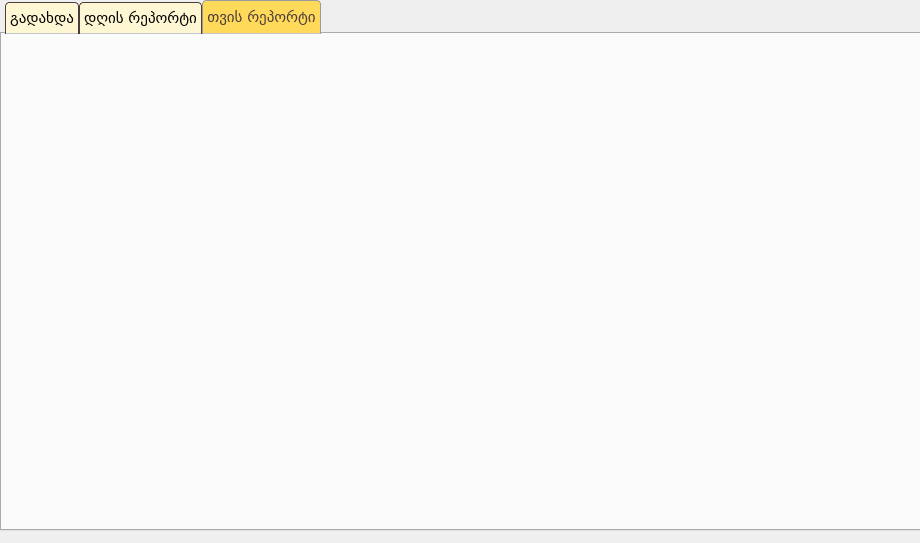
bekashvelidze/renew-commercial, file ui/pay.ui: the form before one commit.
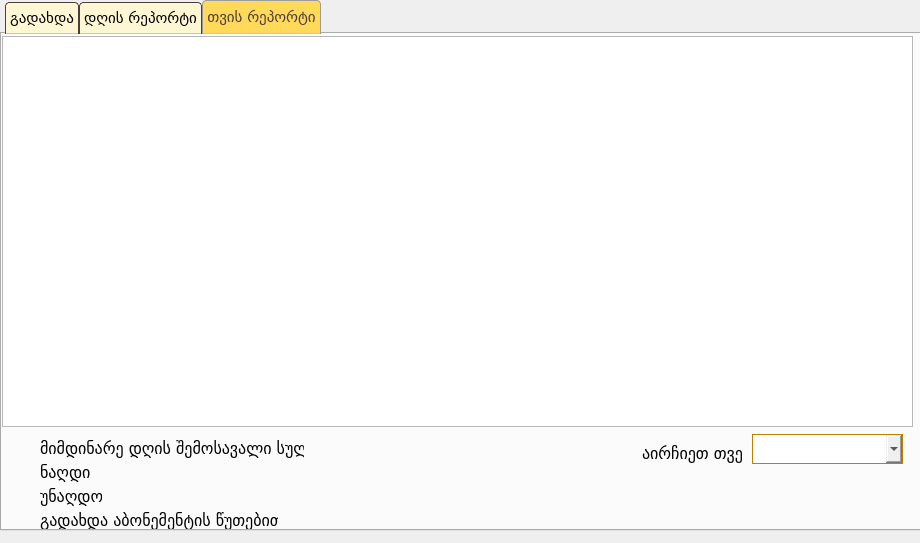
The form after the commit. The open tabs and pages were chosen to show the change.

Commit message: months report ready, application is ready.

The edit to the form file:
```diff
--- a/ui/pay.ui
+++ b/ui/pay.ui
@@ -779,6 +779,319 @@
     <attribute name="title">
      <string>თვის რეპორტი</string>
     </attribute>
+    <widget class="QLabel" name="card_label_mon">
+     <property name="geometry">
+      <rect>
+       <x>38</x>
+       <y>453</y>
+       <width>62</width>
+       <height>19</height>
+      </rect>
+     </property>
+     <property name="font">
+      <font>
+       <family>BPG Nino Mtavruli</family>
+       <pointsize>12</pointsize>
+      </font>
+     </property>
+     <property name="text">
+      <string>უნაღდო</string>
+     </property>
+    </widget>
+    <widget class="QLabel" name="new_month_label_mon">
+     <property name="geometry">
+      <rect>
+       <x>640</x>
+       <y>410</y>
+       <width>100</width>
+       <height>19</height>
+      </rect>
+     </property>
+     <property name="font">
+      <font>
+       <family>BPG Nino Mtavruli</family>
+       <pointsize>12</pointsize>
+      </font>
+     </property>
+     <property name="text">
+      <string>აირჩიეთ თვე</string>
+     </property>
+    </widget>
+    <widget class="QLabel" name="pay_by_minutes_label_mon">
+     <property name="geometry">
+      <rect>
+       <x>38</x>
+       <y>477</y>
+       <width>238</width>
+       <height>19</height>
+      </rect>
+     </property>
+     <property name="font">
+      <font>
+       <family>BPG Nino Mtavruli</family>
+       <pointsize>12</pointsize>
+      </font>
+     </property>
+     <property name="text">
+      <string>გადახდა აბონემენტის წუთებით:</string>
+     </property>
+    </widget>
+    <widget class="QLabel" name="pay_by_minutes_mon">
+     <property name="geometry">
+      <rect>
+       <x>308</x>
+       <y>477</y>
+       <width>151</width>
+       <height>16</height>
+      </rect>
+     </property>
+     <property name="font">
+      <font>
+       <family>BPG Nino Mtavruli</family>
+       <pointsize>12</pointsize>
+      </font>
+     </property>
+     <property name="text">
+      <string/>
+     </property>
+    </widget>
+    <widget class="QLabel" name="total_label_mon">
+     <property name="geometry">
+      <rect>
+       <x>38</x>
+       <y>405</y>
+       <width>264</width>
+       <height>19</height>
+      </rect>
+     </property>
+     <property name="font">
+      <font>
+       <family>BPG Nino Mtavruli</family>
+       <pointsize>12</pointsize>
+      </font>
+     </property>
+     <property name="text">
+      <string>მიმდინარე დღის შემოსავალი სულ: </string>
+     </property>
+    </widget>
+    <widget class="QLabel" name="card_mon">
+     <property name="geometry">
+      <rect>
+       <x>308</x>
+       <y>453</y>
+       <width>121</width>
+       <height>16</height>
+      </rect>
+     </property>
+     <property name="font">
+      <font>
+       <family>BPG Nino Mtavruli</family>
+       <pointsize>12</pointsize>
+      </font>
+     </property>
+     <property name="text">
+      <string/>
+     </property>
+    </widget>
+    <widget class="QLabel" name="cash_mon">
+     <property name="geometry">
+      <rect>
+       <x>308</x>
+       <y>429</y>
+       <width>121</width>
+       <height>16</height>
+      </rect>
+     </property>
+     <property name="font">
+      <font>
+       <family>BPG Nino Mtavruli</family>
+       <pointsize>12</pointsize>
+      </font>
+     </property>
+     <property name="text">
+      <string/>
+     </property>
+    </widget>
+    <widget class="QLabel" name="cash_label_mon">
+     <property name="geometry">
+      <rect>
+       <x>38</x>
+       <y>429</y>
+       <width>52</width>
+       <height>19</height>
+      </rect>
+     </property>
+     <property name="font">
+      <font>
+       <family>BPG Nino Mtavruli</family>
+       <pointsize>12</pointsize>
+      </font>
+     </property>
+     <property name="text">
+      <string>ნაღდი:</string>
+     </property>
+    </widget>
+    <widget class="QLabel" name="total_daily_mon">
+     <property name="geometry">
+      <rect>
+       <x>308</x>
+       <y>405</y>
+       <width>141</width>
+       <height>16</height>
+      </rect>
+     </property>
+     <property name="font">
+      <font>
+       <family>BPG Nino Mtavruli</family>
+       <pointsize>12</pointsize>
+      </font>
+     </property>
+     <property name="text">
+      <string/>
+     </property>
+    </widget>
+    <widget class="QTableWidget" name="all_payments_mon">
+     <property name="geometry">
+      <rect>
+       <x>0</x>
+       <y>2</y>
+       <width>911</width>
+       <height>391</height>
+      </rect>
+     </property>
+     <property name="sizePolicy">
+      <sizepolicy hsizetype="Expanding" vsizetype="Expanding">
+       <horstretch>0</horstretch>
+       <verstretch>0</verstretch>
+      </sizepolicy>
+     </property>
+     <property name="maximumSize">
+      <size>
+       <width>1001</width>
+       <height>16777215</height>
+      </size>
+     </property>
+     <property name="baseSize">
+      <size>
+       <width>0</width>
+       <height>0</height>
+      </size>
+     </property>
+     <property name="font">
+      <font>
+       <family>BPG Nino Mtavruli</family>
+       <pointsize>11</pointsize>
+      </font>
+     </property>
+     <property name="styleSheet">
+      <string notr="true"/>
+     </property>
+     <property name="sortingEnabled">
+      <bool>true</bool>
+     </property>
+     <attribute name="horizontalHeaderVisible">
+      <bool>false</bool>
+     </attribute>
+     <attribute name="verticalHeaderVisible">
+      <bool>false</bool>
+     </attribute>
+     <column>
+      <property name="text">
+       <string>სახელი</string>
+      </property>
+      <property name="font">
+       <font>
+        <family>BPG Nino Mtavruli</family>
+        <pointsize>11</pointsize>
+       </font>
+      </property>
+     </column>
+     <column>
+      <property name="text">
+       <string>გვარი</string>
+      </property>
+      <property name="font">
+       <font>
+        <family>BPG Nino Mtavruli</family>
+        <pointsize>11</pointsize>
+       </font>
+      </property>
+     </column>
+     <column>
+      <property name="text">
+       <string>ტელეფონი</string>
+      </property>
+      <property name="font">
+       <font>
+        <family>BPG Nino Mtavruli</family>
+        <pointsize>11</pointsize>
+       </font>
+      </property>
+     </column>
+     <column>
+      <property name="text">
+       <string>მომსახურება</string>
+      </property>
+      <property name="font">
+       <font>
+        <family>BPG Nino Mtavruli</family>
+        <pointsize>11</pointsize>
+       </font>
+      </property>
+     </column>
+     <column>
+      <property name="text">
+       <string>გადახდის მეთოდი</string>
+      </property>
+      <property name="font">
+       <font>
+        <family>BPG Nino Mtavruli</family>
+        <pointsize>11</pointsize>
+       </font>
+      </property>
+     </column>
+     <column>
+      <property name="text">
+       <string>თარიღი</string>
+      </property>
+      <property name="font">
+       <font>
+        <family>BPG Nino Mtavruli</family>
+        <pointsize>11</pointsize>
+       </font>
+      </property>
+     </column>
+     <column>
+      <property name="text">
+       <string>თანხა / წუთი</string>
+      </property>
+      <property name="font">
+       <font>
+        <family>BPG Nino Mtavruli</family>
+        <pointsize>11</pointsize>
+       </font>
+      </property>
+     </column>
+    </widget>
+    <widget class="QComboBox" name="months_combo">
+     <property name="geometry">
+      <rect>
+       <x>750</x>
+       <y>400</y>
+       <width>151</width>
+       <height>30</height>
+      </rect>
+     </property>
+     <property name="font">
+      <font>
+       <family>BPG Nino Mtavruli</family>
+       <pointsize>11</pointsize>
+      </font>
+     </property>
+     <property name="editable">
+      <bool>true</bool>
+     </property>
+    </widget>
    </widget>
   </widget>
  </widget>
```
Left out of the diff: 4 changed lines with no effect on the pictures. The commit also changes 2 other files.
